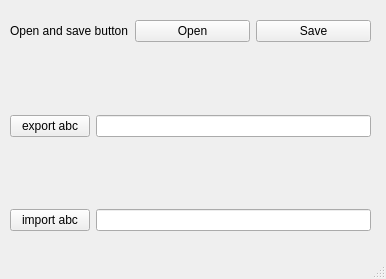
First picture: the form in Project2/pipeline/ui/My_window.ui, repository JorisSAN/PythonInDCC, before the edit.
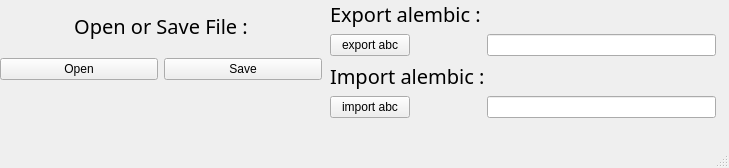
Second picture: the form after the edit.

```diff
--- a/Project2/pipeline/ui/My_window.ui
+++ b/Project2/pipeline/ui/My_window.ui
@@ -6,8 +6,8 @@
    <rect>
     <x>0</x>
     <y>0</y>
-    <width>386</width>
-    <height>279</height>
+    <width>729</width>
+    <height>168</height>
    </rect>
   </property>
   <property name="windowTitle">
@@ -17,52 +17,27 @@
    <widget class="QWidget" name="verticalLayoutWidget">
     <property name="geometry">
      <rect>
-      <x>10</x>
-      <y>20</y>
-      <width>361</width>
-      <height>211</height>
+      <x>330</x>
+      <y>0</y>
+      <width>386</width>
+      <height>121</height>
      </rect>
     </property>
     <layout class="QVBoxLayout" name="verticalLayout">
-     <item>
-      <layout class="QHBoxLayout" name="horizontalLayout">
-       <item>
-        <widget class="QLabel" name="label">
-         <property name="text">
-          <string>Open and save button</string>
-         </property>
-        </widget>
-       </item>
-       <item>
-        <widget class="QPushButton" name="open_button">
-         <property name="text">
-          <string>Open</string>
-         </property>
-        </widget>
-       </item>
-       <item>
-        <widget class="QPushButton" name="save_button">
-         <property name="text">
-          <string>Save</string>
-         </property>
-        </widget>
-       </item>
-      </layout>
-     </item>
      <item>
       <layout class="QFormLayout" name="formLayout_2">
-       <item row="0" column="0" colspan="2">
-        <spacer name="verticalSpacer_4">
-         <property name="orientation">
-          <enum>Qt::Vertical</enum>
+       <item row="0" column="0">
+        <widget class="QLabel" name="label_2">
+         <property name="font">
+          <font>
+           <family>Corbel</family>
+           <pointsize>15</pointsize>
+          </font>
          </property>
-         <property name="sizeHint" stdset="0">
-          <size>
-           <width>20</width>
-           <height>40</height>
-          </size>
+         <property name="text">
+          <string>Export alembic :</string>
          </property>
-        </spacer>
+        </widget>
        </item>
        <item row="1" column="0">
         <widget class="QPushButton" name="export_button">
@@ -74,18 +49,18 @@
        <item row="1" column="1">
         <widget class="QLineEdit" name="name_export"/>
        </item>
-       <item row="2" column="1">
-        <spacer name="verticalSpacer_7">
-         <property name="orientation">
-          <enum>Qt::Vertical</enum>
+       <item row="2" column="0" colspan="2">
+        <widget class="QLabel" name="label_3">
+         <property name="font">
+          <font>
+           <family>Corbel</family>
+           <pointsize>15</pointsize>
+          </font>
          </property>
-         <property name="sizeHint" stdset="0">
-          <size>
-           <width>20</width>
-           <height>40</height>
-          </size>
+         <property name="text">
+          <string>Import alembic :</string>
          </property>
-        </spacer>
+        </widget>
        </item>
        <item row="3" column="0">
         <widget class="QPushButton" name="import_button">
@@ -101,6 +76,54 @@
      </item>
     </layout>
    </widget>
+   <widget class="QWidget" name="verticalLayoutWidget_2">
+    <property name="geometry">
+     <rect>
+      <x>0</x>
+      <y>0</y>
+      <width>322</width>
+      <height>80</height>
+     </rect>
+    </property>
+    <layout class="QVBoxLayout" name="verticalLayout_2">
+     <item>
+      <widget class="QLabel" name="label">
+       <property name="font">
+        <font>
+         <family>Corbel</family>
+         <pointsize>15</pointsize>
+         <weight>50</weight>
+         <bold>false</bold>
+        </font>
+       </property>
+       <property name="text">
+        <string>Open or Save File :</string>
+       </property>
+       <property name="alignment">
+        <set>Qt::AlignCenter</set>
+       </property>
+      </widget>
+     </item>
+     <item>
+      <layout class="QHBoxLayout" name="horizontalLayout">
+       <item>
+        <widget class="QPushButton" name="open_button">
+         <property name="text">
+          <string>Open</string>
+         </property>
+        </widget>
+       </item>
+       <item>
+        <widget class="QPushButton" name="save_button">
+         <property name="text">
+          <string>Save</string>
+         </property>
+        </widget>
+       </item>
+      </layout>
+     </item>
+    </layout>
+   </widget>
   </widget>
   <widget class="QMenuBar" name="menubar">
    <property name="geometry">
```
Left out of the diff: 8 changed lines with no effect on the pictures.
